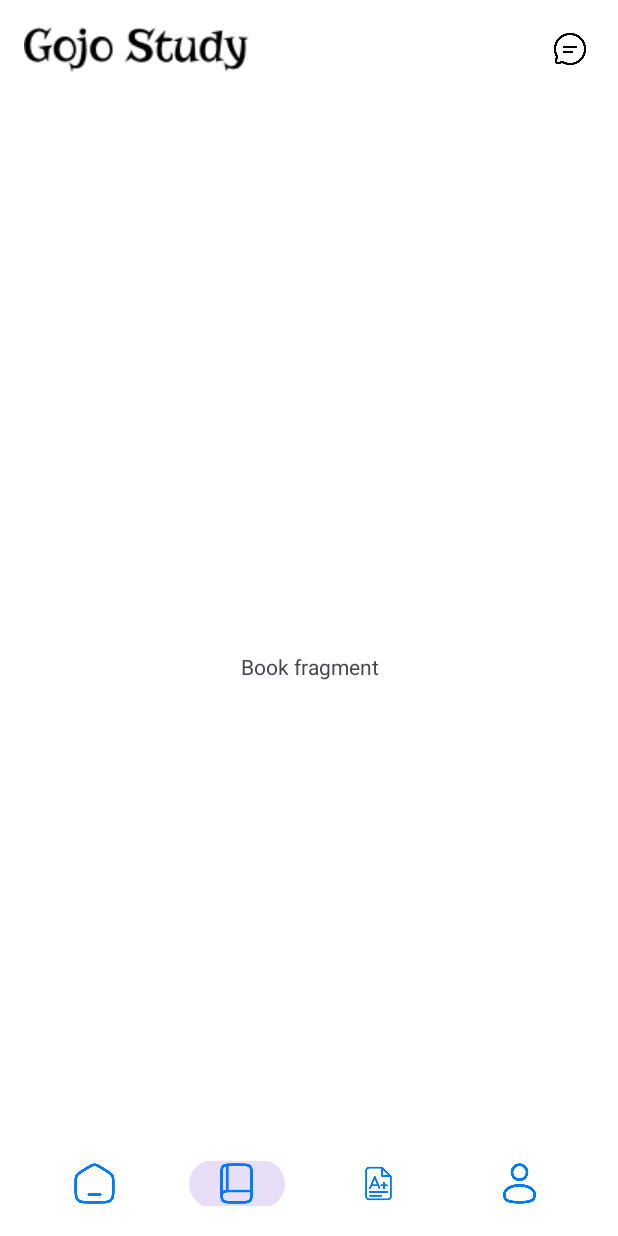
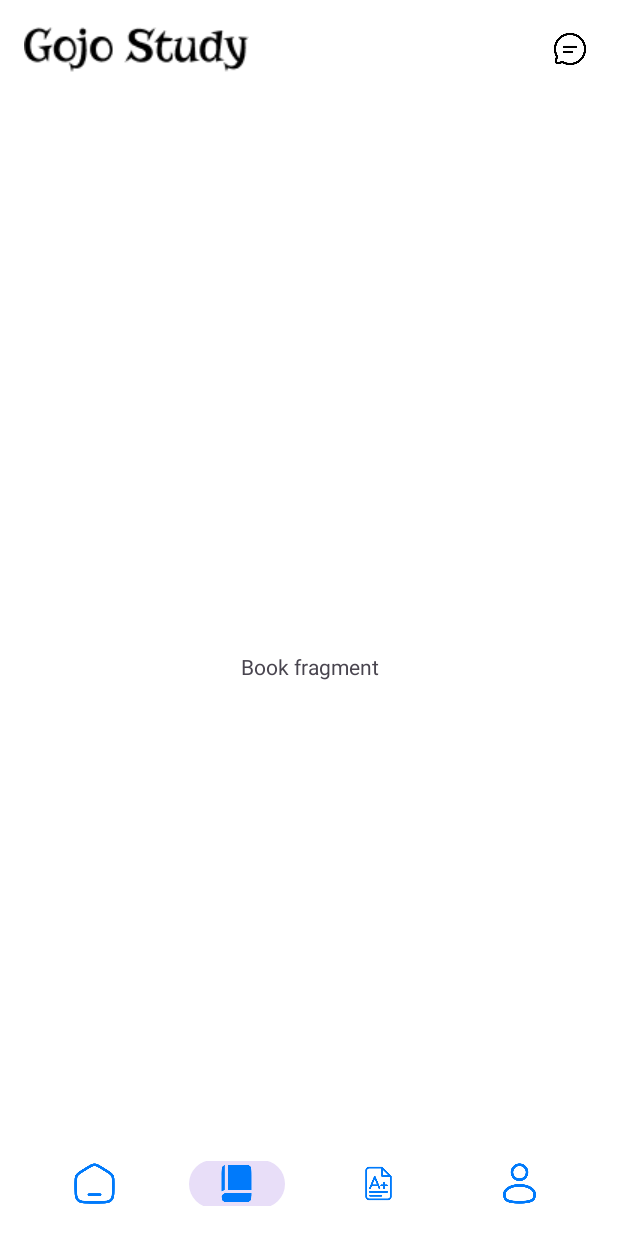
Before and after one commit to BemniT/Home-study, an Android app: the HomeActivity screen opened directly, with no data from a screen before it, item 2 of the bottom bar chosen, on a phone screen of 412 x 824 dp. Run offline under Robolectric (Android 15) with nearby library versions, the phone set to English and light mode, and no system bars.

Commit message:
bottom_menu

```diff
--- a/app/src/main/java/com/example/home_study/HomeActivity.java
+++ b/app/src/main/java/com/example/home_study/HomeActivity.java
@@ -9,49 +9,65 @@ import android.os.Bundle;
 import android.widget.ImageView;
 
 import com.google.android.material.bottomnavigation.BottomNavigationView;
-import com.google.firebase.database.FirebaseDatabase;
-import com.google.firebase.firestore.FirebaseFirestore;
 
 public class HomeActivity extends AppCompatActivity {
 
     BottomNavigationView bottomNavigationView;
     private ImageView chat;
+
     @Override
     protected void onCreate(Bundle savedInstanceState) {
         super.onCreate(savedInstanceState);
         setContentView(R.layout.activity_home);
 
-        bottomNavigationView =findViewById(R.id.bottomNavigationView);
+        bottomNavigationView = findViewById(R.id.bottomNavigationView);
         bottomNavigationView.setBackground(null);
+
+        // Set the default selected item (Home icon with 'homefill')
+        bottomNavigationView.setSelectedItemId(R.id.home);
+        bottomNavigationView.getMenu().findItem(R.id.home).setIcon(R.drawable.homefill);
+
+        // Set up the listener for item selection
         bottomNavigationView.setOnItemSelectedListener(item -> {
-
             final int ID = item.getItemId();
 
-            switch (ID){
+            // Reset all icons to default
+            resetMenuIcons();
 
+            // Update selected item's icon and fragment
+            switch (ID) {
                 case R.id.home:
+                    item.setIcon(R.drawable.homefill); // Active icon
                     replaceFragment(new HomeFragment());
                     break;
 
                 case R.id.book:
+                    item.setIcon(R.drawable.bookfill); // Active icon
                     replaceFragment(new BookFragment());
                     break;
 
                 case R.id.exam:
+                    item.setIcon(R.drawable.examfill); // Active icon
                     replaceFragment(new ExamFragment());
                     break;
 
                 case R.id.profile:
+                    item.setIcon(R.drawable.profile); // Active icon
                     replaceFragment(new ProfileFragment());
                     break;
             }
             return true;
         });
-
     }
 
-    private void replaceFragment(Fragment fragment)
-    {
+    private void resetMenuIcons() {
+        bottomNavigationView.getMenu().findItem(R.id.home).setIcon(R.drawable.home); // Default icon
+        bottomNavigationView.getMenu().findItem(R.id.book).setIcon(R.drawable.book);
+        bottomNavigationView.getMenu().findItem(R.id.exam).setIcon(R.drawable.exam);
+        bottomNavigationView.getMenu().findItem(R.id.profile).setIcon(R.drawable.profile);
+    }
+
+    private void replaceFragment(Fragment fragment) {
         FragmentManager fragmentManager = getSupportFragmentManager();
         FragmentTransaction fragmentTransaction = fragmentManager.beginTransaction();
         fragmentTransaction.replace(R.id.fragment_layout, fragment);
--- a/app/src/main/res/menu/bottom_menu.xml
+++ b/app/src/main/res/menu/bottom_menu.xml
@@ -5,7 +5,7 @@
     <item
         android:id="@+id/home"
         android:title=""
-        android:icon="@drawable/home"
+        android:icon="@drawable/homefill"
         />
 
     <item
```
